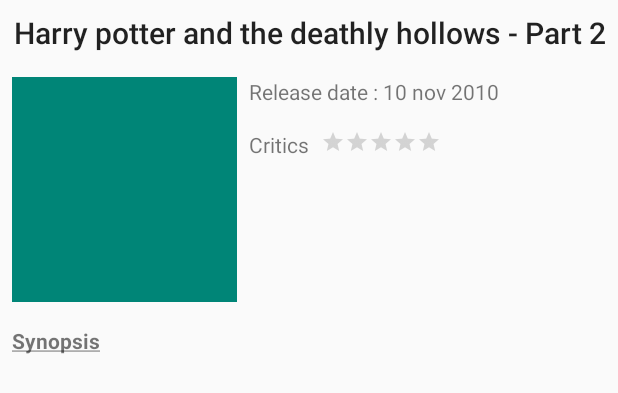
After one commit to ADETECHCONSULTING/BoxotopApp, an Android app: the layout fragment_detail.xml on its own in the app's theme, with its tools: preview values and no code run, on a phone screen of 412 x 824 dp. The commit adds this screen. Shown: the top 393 px of the screen. Run offline under Robolectric (Android 15) with nearby library versions, the phone set to English and light mode, and no system bars; network calls fail.

Commit message:
fragment detail

```diff
--- a/app/src/main/java/fr/traore/adama/boxotopapp/dagger/components/ViewModelComponent.kt
+++ b/app/src/main/java/fr/traore/adama/boxotopapp/dagger/components/ViewModelComponent.kt
@@ -2,6 +2,7 @@ package fr.traore.adama.boxotopapp.dagger.components
 
 import dagger.Component
 import fr.traore.adama.boxotopapp.dagger.modules.NetworkModule
+import fr.traore.adama.boxotopapp.viewmodel.DetailViewModel
 import fr.traore.adama.boxotopapp.viewmodel.ExploreViewModel
 import javax.inject.Singleton
 
@@ -14,6 +15,7 @@ interface ViewModelComponent{
      * @param exploreViewModel ExploreViewModel in which to inject the dependencies
      */
     fun inject(exploreViewModel: ExploreViewModel)
+    fun inject(detailViewModel: DetailViewModel)
 
 
     @Component.Builder
--- a/app/src/main/java/fr/traore/adama/boxotopapp/viewmodel/MovieListItemViewModel.kt
+++ b/app/src/main/java/fr/traore/adama/boxotopapp/viewmodel/MovieListItemViewModel.kt
@@ -8,11 +8,13 @@ class MovieListItemViewModel: BaseViewModel(){
     private val imageUrl = MutableLiveData<String>()
     private val title = MutableLiveData<String>()
     private val overview = MutableLiveData<String>()
+    val movieId = MutableLiveData<Int>()
 
     fun bind(movie: MovieItem){
         imageUrl.value = Constants.BASE_IMAGE_URL+movie.poster_path
         title.value = movie.title
         overview.value = movie.overview
+        movieId.value = movie.id
     }
 
     fun getImageUrl() : MutableLiveData<String> {
--- /dev/null
+++ b/app/src/main/res/layout/fragment_detail.xml
@@ -0,0 +1,100 @@
+<?xml version="1.0" encoding="utf-8"?>
+<layout xmlns:android="http://schemas.android.com/apk/res/android" xmlns:tools="http://schemas.android.com/tools"
+        xmlns:app="http://schemas.android.com/apk/res-auto">
+    <data>
+        <variable name="viewModel" type="fr.traore.adama.boxotopapp.viewmodel.DetailViewModel"/>
+    </data>
+
+    <androidx.constraintlayout.widget.ConstraintLayout
+            android:layout_width="match_parent"
+            android:layout_height="match_parent">
+
+
+        <TextView
+                android:id="@+id/txvTitle"
+                android:layout_width="match_parent"
+                android:layout_height="wrap_content"
+                tools:text="Harry potter and the deathly hollows - Part 2"
+                style="@style/TextAppearance.AppCompat.Title"
+                android:gravity="center"
+                app:layout_constraintTop_toTopOf="parent"
+                android:layout_marginTop="8dp"
+                android:layout_marginStart="8dp"
+                android:layout_marginEnd="8dp"
+        />
+
+        <ImageView
+                android:id="@+id/imvMovie"
+                android:layout_width="@dimen/image_detail_width"
+                android:layout_height="@dimen/image_detail_height"
+                app:layout_constraintTop_toBottomOf="@id/txvTitle"
+                app:layout_constraintStart_toStartOf="parent"
+                android:layout_marginStart="8dp"
+                android:layout_marginTop="16dp"
+                tools:background="@color/colorPrimary"
+        />
+
+        <TextView
+                android:id="@+id/txvReleaseDate"
+                android:layout_width="0dp"
+                android:layout_height="wrap_content"
+                tools:text="Release date : 10 nov 2010"
+                style="@style/TextView.Content"
+                app:layout_constraintTop_toTopOf="@id/imvMovie"
+                app:layout_constraintStart_toEndOf="@id/imvMovie"
+                app:layout_constraintEnd_toEndOf="parent"
+                android:layout_marginStart="8dp"
+                android:layout_marginEnd="8dp"
+        />
+
+        <TextView
+                android:id="@+id/txvCritics"
+                android:layout_width="0dp"
+                android:layout_height="wrap_content"
+                tools:text="Critics"
+                style="@style/TextView.Content"
+                app:layout_constraintTop_toBottomOf="@id/txvReleaseDate"
+                app:layout_constraintStart_toStartOf="@id/txvReleaseDate"
+                android:layout_marginTop="16dp"
+        />
+
+        <androidx.appcompat.widget.AppCompatRatingBar
+                android:id="@+id/rtbCritics"
+                android:layout_width="wrap_content"
+                android:layout_height="0dp"
+                style="@style/Base.Widget.AppCompat.RatingBar.Small"
+                app:layout_constraintTop_toTopOf="@id/txvCritics"
+                app:layout_constraintBottom_toBottomOf="@id/txvCritics"
+                app:layout_constraintStart_toEndOf="@id/txvCritics"
+                android:layout_marginStart="8dp"
+        />
+
+        <TextView
+                android:id="@+id/txvOverviewLabel"
+                android:layout_width="wrap_content"
+                android:layout_height="wrap_content"
+                app:layout_constraintTop_toBottomOf="@id/imvMovie"
+                app:layout_constraintStart_toStartOf="@id/imvMovie"
+                android:layout_marginTop="16dp"
+                style="@style/TextView.Content"
+                android:text="@string/overview"
+                android:textStyle="bold"
+        />
+
+        <TextView
+                android:id="@+id/txvOverview"
+                android:layout_width="0dp"
+                android:layout_height="0dp"
+                app:layout_constraintTop_toBottomOf="@id/txvOverviewLabel"
+                app:layout_constraintStart_toStartOf="@id/txvOverviewLabel"
+                app:layout_constraintBottom_toBottomOf="parent"
+                app:layout_constraintEnd_toEndOf="parent"
+                android:layout_marginEnd="8dp"
+                android:layout_marginTop="16dp"
+                android:layout_marginBottom="8dp"
+        />
+
+
+    </androidx.constraintlayout.widget.ConstraintLayout>
+
+</layout>
--- /dev/null
+++ b/app/src/main/res/values/dimens.xml
@@ -0,0 +1,5 @@
+<?xml version="1.0" encoding="utf-8"?>
+<resources>
+    <dimen name="image_detail_height">150dp</dimen>
+    <dimen name="image_detail_width">150dp</dimen>
+</resources>
--- a/app/src/main/res/values/styles.xml
+++ b/app/src/main/res/values/styles.xml
@@ -38,4 +38,8 @@
         <item name="cardBackgroundColor">@color/colorWhite</item>
     </style>
 
+    <style name="TextView.Content" parent="TextAppearance.AppCompat.Body1">
+        <item name="android:textColor">@color/color_content</item>
+    </style>
+
 </resources>
```
Also changed, not shown: app/src/main/java/fr/traore/adama/boxotopapp/ui/adapter/MovieListAdapter.kt (+15 -1 lines), app/src/main/java/fr/traore/adama/boxotopapp/ui/fragment/BaseFragment.kt (+7 -0 lines), app/src/main/java/fr/traore/adama/boxotopapp/ui/fragment/DetailFragment.kt (+58 -0 lines), app/src/main/java/fr/traore/adama/boxotopapp/viewmodel/BaseViewModel.kt (+14 -0 lines), app/src/main/java/fr/traore/adama/boxotopapp/viewmodel/DetailViewModel.kt (added, +72 -0 lines), app/src/main/java/fr/traore/adama/boxotopapp/viewmodel/ExploreViewModel.kt (+3 -7 lines), app/src/main/res/layout/item_movie.xml (+7 -38 lines), app/src/main/res/values/strings.xml (+6 -2 lines).
